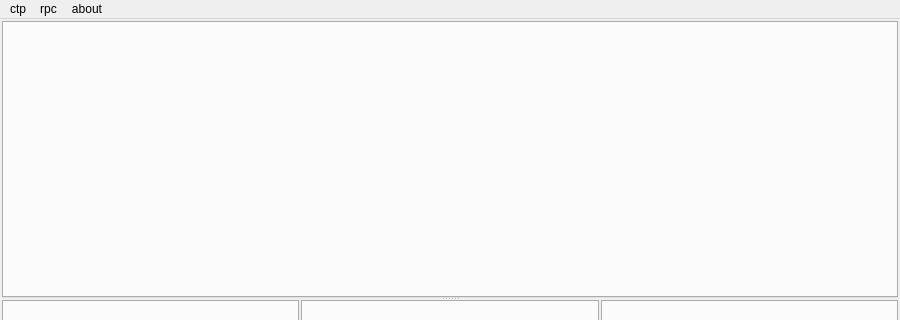
Before: the Qt Designer form allinone/ui/mainwindow.ui in xclxxl414/bftrader, drawn with Qt 5; both pictures show x 0 to 900 and y 0 to 320 of the 900 by 600 pixel window.
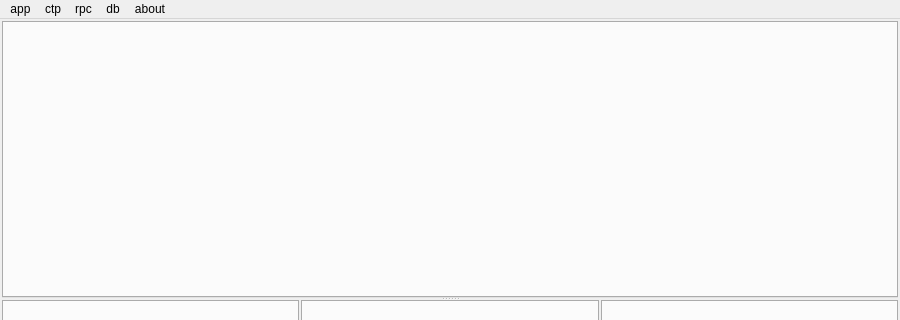
After: the same form once the commit is applied.

The edit to the form file:
```diff
--- a/allinone/ui/mainwindow.ui
+++ b/allinone/ui/mainwindow.ui
@@ -132,8 +132,23 @@
     <addaction name="actionRpcStart"/>
     <addaction name="actionRpcStop"/>
    </widget>
+   <widget class="QMenu" name="menuDb">
+    <property name="title">
+     <string>db</string>
+    </property>
+    <addaction name="actionHistoryContract"/>
+   </widget>
+   <widget class="QMenu" name="menuApp">
+    <property name="title">
+     <string>app</string>
+    </property>
+    <addaction name="separator"/>
+    <addaction name="actionAppQuit"/>
+   </widget>
+   <addaction name="menuApp"/>
    <addaction name="menuCtp"/>
    <addaction name="menuRpc"/>
+   <addaction name="menuDb"/>
    <addaction name="menuAbout"/>
   </widget>
   <widget class="QStatusBar" name="statusBar"/>
```
Left out of the diff: 63 changed lines with no effect on the pictures. Lines whose indentation alone changed are shown as unchanged.
